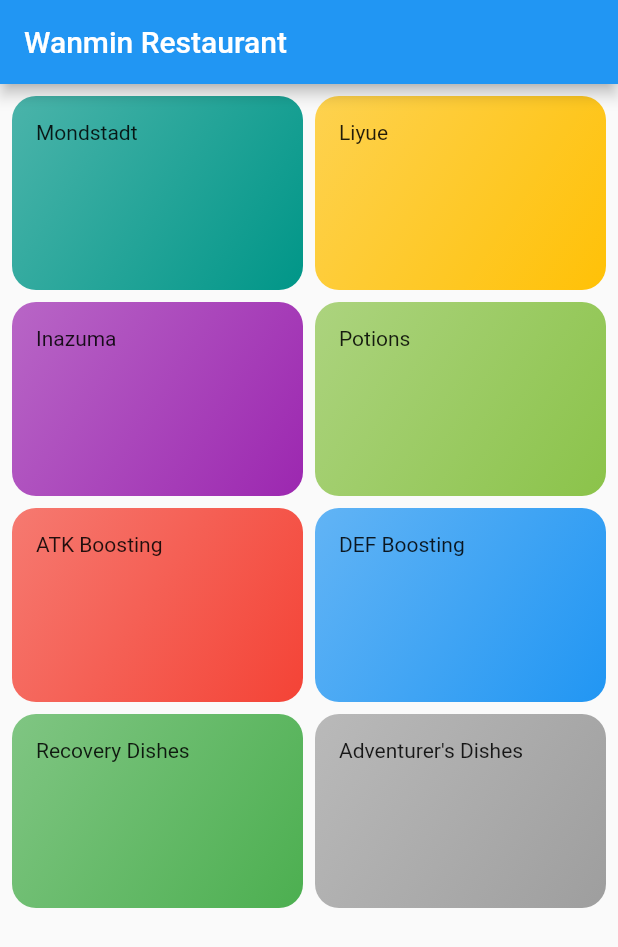
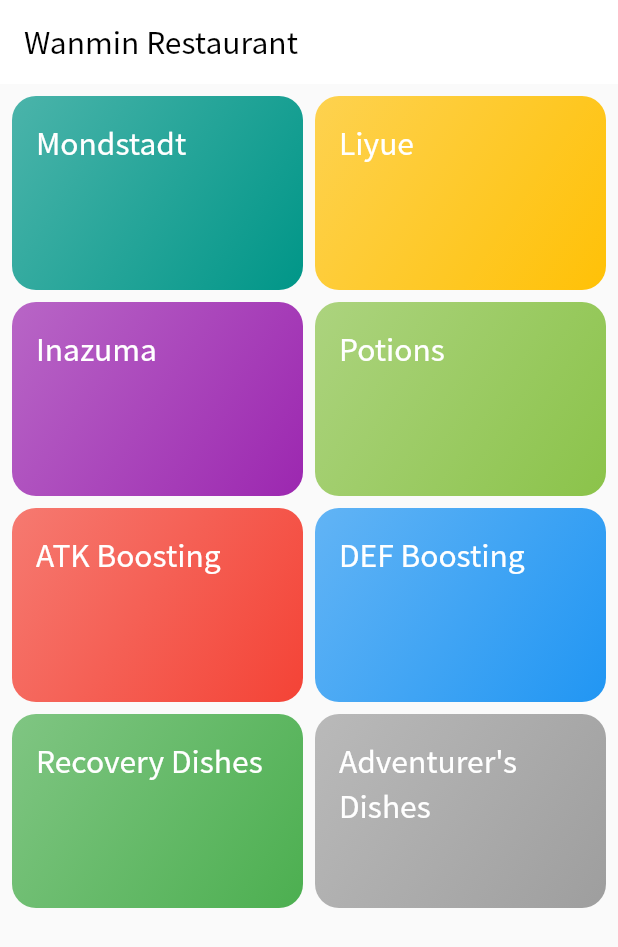
Before and after one commit to rezaageng/wanmin_restaurant, a Flutter app: the screen it shows after launch, on a phone screen of 412 x 824 dp. Shown: the top 947 px of the screen. Run offline on Flutter 3.47's test engine with Material 2 defaults, Android fonts, the phone set to English and light mode, and no system bars.

Commit message:
style: :lipstick: theming

```diff
--- a/lib/main.dart
+++ b/lib/main.dart
@@ -1,5 +1,6 @@
 import 'package:flutter/material.dart';
-import 'package:wanmin_restaurant/screens/categories.dart';
+
+import 'screens/categories.dart';
 
 void main() {
   runApp(const MyApp());
@@ -10,10 +11,29 @@ class MyApp extends StatelessWidget {
 
   @override
   Widget build(BuildContext context) {
-    return const MaterialApp(
+    return MaterialApp(
       debugShowCheckedModeBanner: false,
       title: 'Flutter Demo',
-      home: CategoriesScreen(),
+      theme: ThemeData(
+        colorScheme: ColorScheme.fromSwatch(primarySwatch: Colors.indigo),
+        appBarTheme: const AppBarTheme(
+          color: Colors.white,
+          foregroundColor: Colors.black,
+          elevation: 0,
+        ),
+        textTheme: const TextTheme(
+          headline6: TextStyle(color: Colors.white),
+        ),
+        fontFamily: 'NotoSansJP',
+      ),
+      darkTheme: ThemeData(
+        colorScheme: const ColorScheme.dark(),
+        appBarTheme: const AppBarTheme(color: Colors.black, elevation: 0),
+        canvasColor: Colors.black,
+        fontFamily: 'NotoSansJP',
+      ),
+      themeMode: ThemeMode.system,
+      home: const CategoriesScreen(),
     );
   }
 }
--- a/lib/screens/categories.dart
+++ b/lib/screens/categories.dart
@@ -1,6 +1,7 @@
 import 'package:flutter/material.dart';
-import 'package:wanmin_restaurant/data/categories_dummy.dart';
-import 'package:wanmin_restaurant/widgets/category_item.dart';
+
+import '../data/categories_dummy.dart';
+import '../widgets/category_item.dart';
 
 class CategoriesScreen extends StatelessWidget {
   const CategoriesScreen({Key? key}) : super(key: key);
--- a/lib/widgets/category_item.dart
+++ b/lib/widgets/category_item.dart
@@ -25,7 +25,10 @@ class CategoryItem extends StatelessWidget {
           end: Alignment.bottomRight,
         ),
       ),
-      child: Text(title),
+      child: Text(
+        title,
+        style: Theme.of(context).textTheme.headline6,
+      ),
     );
   }
 }
```
Also changed, not shown: pubspec.yaml (+16 -14 lines), 6 other files.
